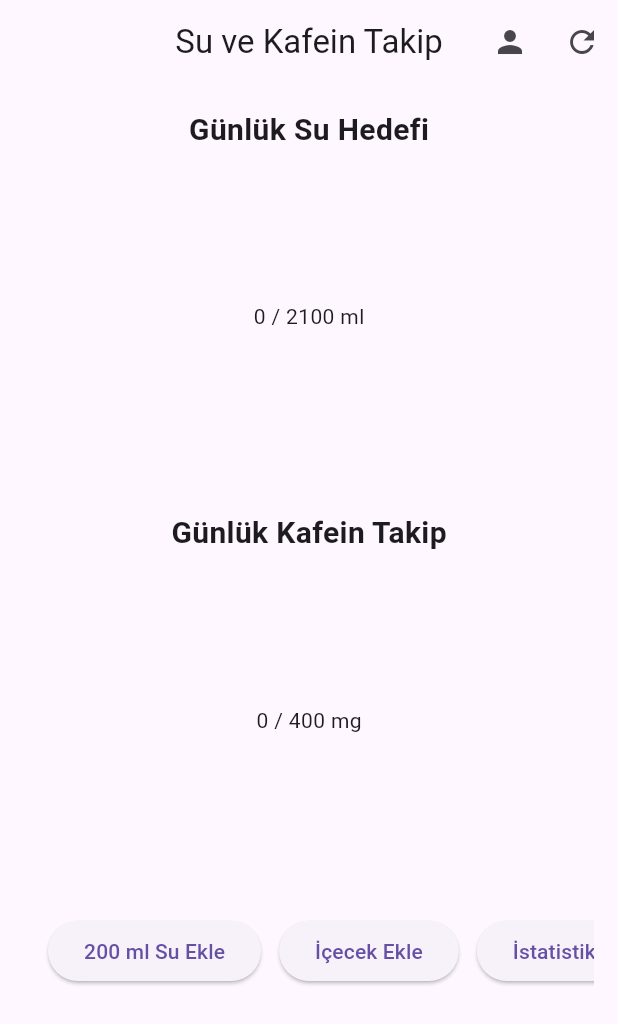
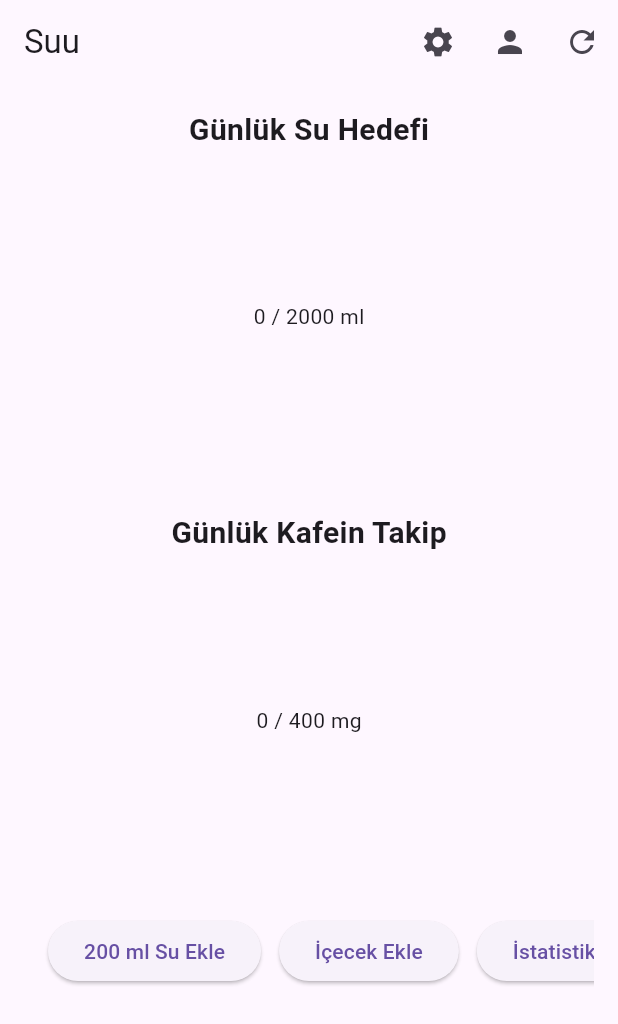
Before and after one commit to yafurkan/suu-water-tracker, a Flutter app: the screen it shows after launch, after a tap on "200 ml Su Ekle", after a tap on the "refresh" icon, on a phone screen of 412 x 824 dp. Shown: the top 1024 px of the screen. Run offline on Flutter 3.47's test engine with Material 3 defaults, Android fonts, the light colour scheme and no system bars; our stand-ins replace awesome_notifications, fl_chart, shared_preferences.

Commit message:
v1.1: Uygulama içi dil değiştirme ve yeni çeviri anahtarları eklendi

````diff
--- /dev/null
+++ b/l10n.yaml
@@ -0,0 +1,4 @@
+arb-dir: lib/l10n
+template-arb-file: app_en.arb
+output-localization-file: app_localizations.dart
+output-dir: lib/gen_l10n
--- /dev/null
+++ b/lib/gen_l10n/app_localizations.dart
@@ -0,0 +1,242 @@
+import 'dart:async';
+
+import 'package:flutter/foundation.dart';
+import 'package:flutter/widgets.dart';
+import 'package:flutter_localizations/flutter_localizations.dart';
+import 'package:intl/intl.dart' as intl;
+
+import 'app_localizations_en.dart';
+import 'app_localizations_tr.dart';
+
+// ignore_for_file: type=lint
+
+/// Callers can lookup localized strings with an instance of AppLocalizations
+/// returned by `AppLocalizations.of(context)`.
+///
+/// Applications need to include `AppLocalizations.delegate()` in their app's
+/// `localizationDelegates` list, and the locales they support in the app's
+/// `supportedLocales` list. For example:
+///
+/// ```dart
+/// import 'gen_l10n/app_localizations.dart';
+///
+/// return MaterialApp(
+///   localizationsDelegates: AppLocalizations.localizationsDelegates,
+///   supportedLocales: AppLocalizations.supportedLocales,
+///   home: MyApplicationHome(),
+/// );
+/// ```
+///
+/// ## Update pubspec.yaml
+///
+/// Please make sure to update your pubspec.yaml to include the following
+/// packages:
+///
+/// ```yaml
+/// dependencies:
+///   # Internationalization support.
+///   flutter_localizations:
+///     sdk: flutter
+///   intl: any # Use the pinned version from flutter_localizations
+///
+///   # Rest of dependencies
+/// ```
+///
+/// ## iOS Applications
+///
+/// iOS applications define key application metadata, including supported
+/// locales, in an Info.plist file that is built into the application bundle.
+/// To configure the locales supported by your app, you’ll need to edit this
+/// file.
+///
+/// First, open your project’s ios/Runner.xcworkspace Xcode workspace file.
+/// Then, in the Project Navigator, open the Info.plist file under the Runner
+/// project’s Runner folder.
+///
+/// Next, select the Information Property List item, select Add Item from the
+/// Editor menu, then select Localizations from the pop-up menu.
+///
+/// Select and expand the newly-created Localizations item then, for each
+/// locale your application supports, add a new item and select the locale
+/// you wish to add from the pop-up menu in the Value field. This list should
+/// be consistent with the languages listed in the AppLocalizations.supportedLocales
+/// property.
+abstract class AppLocalizations {
+  AppLocalizations(String locale)
+    : localeName = intl.Intl.canonicalizedLocale(locale.toString());
+
+  final String localeName;
+
+  static AppLocalizations? of(BuildContext context) {
+    return Localizations.of<AppLocalizations>(context, AppLocalizations);
+  }
+
+  static const LocalizationsDelegate<AppLocalizations> delegate =
+      _AppLocalizationsDelegate();
+
+  /// A list of this localizations delegate along with the default localizations
+  /// delegates.
+  ///
+  /// Returns a list of localizations delegates containing this delegate along with
+  /// GlobalMaterialLocalizations.delegate, GlobalCupertinoLocalizations.delegate,
+  /// and GlobalWidgetsLocalizations.delegate.
+  ///
+  /// Additional delegates can be added by appending to this list in
+  /// MaterialApp. This list does not have to be used at all if a custom list
+  /// of delegates is preferred or required.
+  static const List<LocalizationsDelegate<dynamic>> localizationsDelegates =
+      <LocalizationsDelegate<dynamic>>[
+        delegate,
+        GlobalMaterialLocalizations.delegate,
+        GlobalCupertinoLocalizations.delegate,
+        GlobalWidgetsLocalizations.delegate,
+      ];
+
+  /// A list of this localizations delegate's supported locales.
+  static const List<Locale> supportedLocales = <Locale>[
+    Locale('en'),
+    Locale('tr'),
+  ];
+
+  /// No description provided for @appTitle.
+  ///
+  /// In en, this message translates to:
+  /// **'Suu'**
+  String get appTitle;
+
+  /// No description provided for @waterTracker.
+  ///
+  /// In en, this message translates to:
+  /// **'Water Tracker'**
+  String get waterTracker;
+
+  /// No description provided for @dailyGoal.
+  ///
+  /// In en, this message translates to:
+  /// **'Daily Water Goal'**
+  String get dailyGoal;
+
+  /// No description provided for @addWater.
+  ///
+  /// In en, this message translates to:
+  /// **'Add 200 ml Water'**
+  String get addWater;
+
+  /// No description provided for @addDrink.
+  ///
+  /// In en, this message translates to:
+  /// **'Add Drink'**
+  String get addDrink;
+
+  /// No description provided for @statistics.
+  ///
+  /// In en, this message translates to:
+  /// **'Statistics'**
+  String get statistics;
+
+  /// No description provided for @profile.
+  ///
+  /// In en, this message translates to:
+  /// **'Profile'**
+  String get profile;
+
+  /// No description provided for @reset.
+  ///
+  /// In en, this message translates to:
+  /// **'Reset Daily Data'**
+  String get reset;
+
+  /// No description provided for @coffee.
+  ///
+  /// In en, this message translates to:
+  /// **'Coffee (200 ml)'**
+  String get coffee;
+
+  /// No description provided for @tea.
+  ///
+  /// In en, this message translates to:
+  /// **'Tea (200 ml)'**
+  String get tea;
+
+  /// No description provided for @caffeineLimitWarning.
+  ///
+  /// In en, this message translates to:
+  /// **'⚠️ You have exceeded your daily caffeine limit!'**
+  String get caffeineLimitWarning;
+
+  /// No description provided for @addDrinkButton.
+  ///
+  /// In en, this message translates to:
+  /// **'Add Drink'**
+  String get addDrinkButton;
+
+  /// No description provided for @dailyCaffeine.
+  ///
+  /// In en, this message translates to:
+  /// **'Daily Caffeine Tracker'**
+  String get dailyCaffeine;
+
+  /// No description provided for @settings.
+  ///
+  /// In en, this message translates to:
+  /// **'Settings'**
+  String get settings;
+
+  /// No description provided for @languageSelection.
+  ///
+  /// In en, this message translates to:
+  /// **'Language Selection'**
+  String get languageSelection;
+
+  /// No description provided for @age.
+  ///
+  /// In en, this message translates to:
+  /// **'Age'**
+  String get age;
+
+  /// No description provided for @weight.
+  ///
+  /// In en, this message translates to:
+  /// **'Weight'**
+  String get weight;
+
+  /// No description provided for @gender.
+  ///
+  /// In en, this message translates to:
+  /// **'Gender'**
+  String get gender;
+}
+
+class _AppLocalizationsDelegate
+    extends LocalizationsDelegate<AppLocalizations> {
+  const _AppLocalizationsDelegate();
+
+  @override
+  Future<AppLocalizations> load(Locale locale) {
+    return SynchronousFuture<AppLocalizations>(lookupAppLocalizations(locale));
+  }
+
+  @override
+  bool isSupported(Locale locale) =>
+      <String>['en', 'tr'].contains(locale.languageCode);
+
+  @override
+  bool shouldReload(_AppLocalizationsDelegate old) => false;
+}
+
+AppLocalizations lookupAppLocalizations(Locale locale) {
+  // Lookup logic when only language code is specified.
+  switch (locale.languageCode) {
+    case 'en':
+      return AppLocalizationsEn();
+    case 'tr':
+      return AppLocalizationsTr();
+  }
+
+  throw FlutterError(
+    'AppLocalizations.delegate failed to load unsupported locale "$locale". This is likely '
+    'an issue with the localizations generation tool. Please file an issue '
+    'on GitHub with a reproducible sample app and the gen-l10n configuration '
+    'that was used.',
+  );
+}
--- a/lib/main.dart
+++ b/lib/main.dart
@@ -1,8 +1,11 @@
 import 'package:flutter/material.dart';
 import 'package:awesome_notifications/awesome_notifications.dart';
+import 'package:flutter_localizations/flutter_localizations.dart';
+import 'gen_l10n/app_localizations.dart';
 import 'screens/water_tracker_screen.dart';
+import 'screens/settings_screen.dart';
 
-Future<void> main() async {
+void main() async {
   WidgetsFlutterBinding.ensureInitialized();
 
   await AwesomeNotifications().initialize(
@@ -39,8 +42,21 @@ Future<void> main() async {
   runApp(const SuuApp());
 }
 
-class SuuApp extends StatelessWidget {
+class SuuApp extends StatefulWidget {
   const SuuApp({Key? key}) : super(key: key);
+
+  @override
+  State<SuuApp> createState() => _SuuAppState();
+}
+
+class _SuuAppState extends State<SuuApp> {
+  Locale _selectedLocale = const Locale('tr');
+
+  void _changeLocale(Locale locale) {
+    setState(() {
+      _selectedLocale = locale;
+    });
+  }
 
   @override
   Widget build(BuildContext context) {
@@ -48,7 +64,43 @@ class SuuApp extends StatelessWidget {
       title: 'Suu',
       debugShowCheckedModeBanner: false,
       theme: ThemeData(primarySwatch: Colors.blue),
-      home: const WaterTrackerScreen(),
+      home: Builder(
+        builder: (context) => WaterTrackerScreen(
+          onSettingsPressed: () {
+            Navigator.push(
+              context,
+              MaterialPageRoute(
+                builder: (_) => SettingsScreen(
+                  currentLocale: _selectedLocale,
+                  onLocaleChanged: (locale) {
+                    _changeLocale(locale);
+                    Navigator.pop(context);
+                  },
+                ),
+              ),
+            );
+          },
+        ),
+      ),
+      localizationsDelegates: const [
+        AppLocalizations.delegate,
+        GlobalMaterialLocalizations.delegate,
+        GlobalWidgetsLocalizations.delegate,
+        GlobalCupertinoLocalizations.delegate,
+      ],
+      supportedLocales: const [
+        Locale('tr'),
+        Locale('en'),
+      ],
+      locale: _selectedLocale,
+      localeResolutionCallback: (locale, supportedLocales) {
+        for (var supportedLocale in supportedLocales) {
+          if (supportedLocale.languageCode == locale?.languageCode) {
+            return supportedLocale;
+          }
+        }
+        return supportedLocales.first;
+      },
     );
   }
 }
--- a/lib/screens/water_tracker_screen.dart
+++ b/lib/screens/water_tracker_screen.dart
@@ -1,10 +1,12 @@
 import 'package:flutter/material.dart';
 import 'package:shared_preferences/shared_preferences.dart';
+import '../gen_l10n/app_localizations.dart';
 import 'profile_screen.dart';
 import 'statistics_screen.dart';
 
 class WaterTrackerScreen extends StatefulWidget {
-  const WaterTrackerScreen({Key? key}) : super(key: key);
+  final VoidCallback onSettingsPressed;
+  const WaterTrackerScreen({Key? key, required this.onSettingsPressed}) : super(key: key);
 
   @override
   State<WaterTrackerScreen> createState() => _WaterTrackerScreenState();
@@ -16,59 +18,32 @@ class _WaterTrackerScreenState extends State<WaterTrackerScreen> {
   int _caffeineConsumed = 0;
   final int _dailyCaffeineLimit = 400;
 
-  @override
-  void initState() {
-    super.initState();
-    _loadData();
-  }
-
-  Future<void> _loadData() async {
-    final prefs = await SharedPreferences.getInstance();
-    final weight = prefs.getDouble('weight') ?? 60.0;
+  void _addWater() async {
     setState(() {
-      _waterConsumed = prefs.getInt('waterConsumed') ?? 0;
-      _caffeineConsumed = prefs.getInt('caffeineConsumed') ?? 0;
-      _dailyGoal = (0.035 * weight * 1000).toInt();
+      _waterConsumed += 200;
     });
-  }
-
-  Future<void> _saveData() async {
-    final prefs = await SharedPreferences.getInstance();
-    await prefs.setInt('waterConsumed', _waterConsumed);
-    await prefs.setInt('caffeineConsumed', _caffeineConsumed);
-  }
-
-  void _resetData() {
-    setState(() {
-      _waterConsumed = 0;
-      _caffeineConsumed = 0;
-    });
-    _saveData();
-  }
-
-  void _addWater() {
-    setState(() {
-      _waterConsumed = (_waterConsumed + 200).clamp(0, _dailyGoal);
-    });
-    _saveData();
+    // Eğer kaydetmek istiyorsan:
+    // final prefs = await SharedPreferences.getInstance();
+    // await prefs.setInt('waterConsumed', _waterConsumed);
   }
 
   void _addDrink(String type) {
-    int addedWater = 200;
-    int addedCaffeine = type == 'coffee' ? 95 : 47;
     setState(() {
-      _waterConsumed = (_waterConsumed + addedWater).clamp(0, _dailyGoal);
-      _caffeineConsumed = (_caffeineConsumed + addedCaffeine).clamp(0, _dailyCaffeineLimit);
+      _waterConsumed += 200;
+      if (type == 'coffee') {
+        _caffeineConsumed += 95;
+      } else if (type == 'tea') {
+        _caffeineConsumed += 47;
+      }
     });
-    _saveData();
-    if (_caffeineConsumed >= _dailyCaffeineLimit) {
-      ScaffoldMessenger.of(context).showSnackBar(
-        const SnackBar(content: Text('⚠️ Günlük kafein sınırını aştınız!')),
-      );
-    }
+    // Eğer kaydetmek istiyorsan:
+    // final prefs = await SharedPreferences.getInstance();
+    // await prefs.setInt('waterConsumed', _waterConsumed);
+    // await prefs.setInt('caffeineConsumed', _caffeineConsumed);
   }
 
   void _showDrinkOptions() {
+    final loc = AppLocalizations.of(context)!;
     showModalBottomSheet(
       context: context,
       builder: (_) => Column(
@@ -76,13 +51,19 @@ class _WaterTrackerScreenState extends State<WaterTrackerScreen> {
         children: [
           ListTile(
             leading: const Icon(Icons.local_cafe),
-            title: const Text('Kahve (200 ml)'),
-            onTap: () { Navigator.pop(context); _addDrink('coffee'); },
+            title: Text(loc.coffee),
+            onTap: () {
+              Navigator.pop(context);
+              _addDrink('coffee');
+            },
           ),
           ListTile(
             leading: const Icon(Icons.emoji_food_beverage),
-            title: const Text('Çay (200 ml)'),
-            onTap: () { Navigator.pop(context); _addDrink('tea'); },
+            title: Text(loc.tea),
+            onTap: () {
+              Navigator.pop(context);
+              _addDrink('tea');
+            },
           ),
         ],
       ),
@@ -91,29 +72,40 @@ class _WaterTrackerScreenState extends State<WaterTrackerScreen> {
 
   @override
   Widget build(BuildContext context) {
+    final loc = AppLocalizations.of(context)!;
     final waterProgress = _waterConsumed / _dailyGoal;
     final caffeineProgress = _caffeineConsumed / _dailyCaffeineLimit;
 
     return Scaffold(
       appBar: AppBar(
-        title: const Text('Su ve Kafein Takip'),
-        centerTitle: true,
+        title: Text(loc.appTitle),
         actions: [
           IconButton(
+            icon: const Icon(Icons.settings),
+            tooltip: 'Ayarlar',
+            onPressed: widget.onSettingsPressed,
+          ),
+          IconButton(
             icon: const Icon(Icons.person),
-            tooltip: 'Profil',
+            tooltip: loc.profile,
             onPressed: () async {
+              // Profil ekranına geçiş
               final updated = await Navigator.push<bool>(
                 context,
                 MaterialPageRoute(builder: (_) => const ProfileScreen()),
               );
-              if (updated == true) _loadData();
+              if (updated == true) setState(() {}); // Profil güncellendiğinde verileri yenile
             },
           ),
           IconButton(
             icon: const Icon(Icons.refresh),
-            tooltip: 'Günlük Verileri Sıfırla',
-            onPressed: _resetData,
+            tooltip: loc.reset,
+            onPressed: () {
+              setState(() {
+                _waterConsumed = 0;
+                _caffeineConsumed = 0;
+              });
+            },
           ),
         ],
       ),
@@ -121,7 +113,7 @@ class _WaterTrackerScreenState extends State<WaterTrackerScreen> {
         padding: const EdgeInsets.all(16),
         child: Column(
           children: [
-            const Text('Günlük Su Hedefi', style: TextStyle(fontSize: 20, fontWeight: FontWeight.bold)),
+            Text(loc.dailyGoal, style: const TextStyle(fontSize: 20, fontWeight: FontWeight.bold)),
             const SizedBox(height: 10),
             SizedBox(
               height: 200, width: 200,
@@ -152,9 +144,9 @@ class _WaterTrackerScreenState extends State<WaterTrackerScreen> {
               padding: const EdgeInsets.symmetric(horizontal: 16),
               child: Row(
                 children: [
-                  ElevatedButton(onPressed: _addWater, child: const Text('200 ml Su Ekle')),
+                  ElevatedButton(onPressed: _addWater, child: Text(loc.addWater)),
                   const SizedBox(width: 12),
-                  ElevatedButton(onPressed: _showDrinkOptions, child: const Text('İçecek Ekle')),
+                  ElevatedButton(onPressed: _showDrinkOptions, child: Text(loc.addDrinkButton)),
                   const SizedBox(width: 12),
                   ElevatedButton(
                     onPressed: () {
@@ -163,7 +155,7 @@ class _WaterTrackerScreenState extends State<WaterTrackerScreen> {
                         MaterialPageRoute(builder: (_) => const StatisticsScreen()),
                       );
                     },
-                    child: const Text('İstatistikler'),
+                    child: Text(loc.statistics),
                   ),
                 ],
               ),
--- a/pubspec.yaml
+++ b/pubspec.yaml
@@ -13,6 +13,9 @@ dependencies:
   shared_preferences: ^2.5.3
   awesome_notifications: ^0.10.1
   fl_chart: 0.50.1
+  flutter_localizations:
+    sdk: flutter
+  intl: ^0.20.2
 
 dev_dependencies:
   flutter_test:
@@ -20,3 +23,4 @@ dev_dependencies:
 
 flutter:
   uses-material-design: true
+  generate: true
````
Also changed, not shown: lib/gen_l10n/app_localizations_en.dart (added, +65 -0 lines), lib/gen_l10n/app_localizations_tr.dart (added, +64 -0 lines), lib/l10n/app_en.arb (added, +20 -0 lines), lib/l10n/app_tr.arb (added, +20 -0 lines), lib/screens/settings_screen.dart (added, +45 -0 lines), pubspec.lock.
